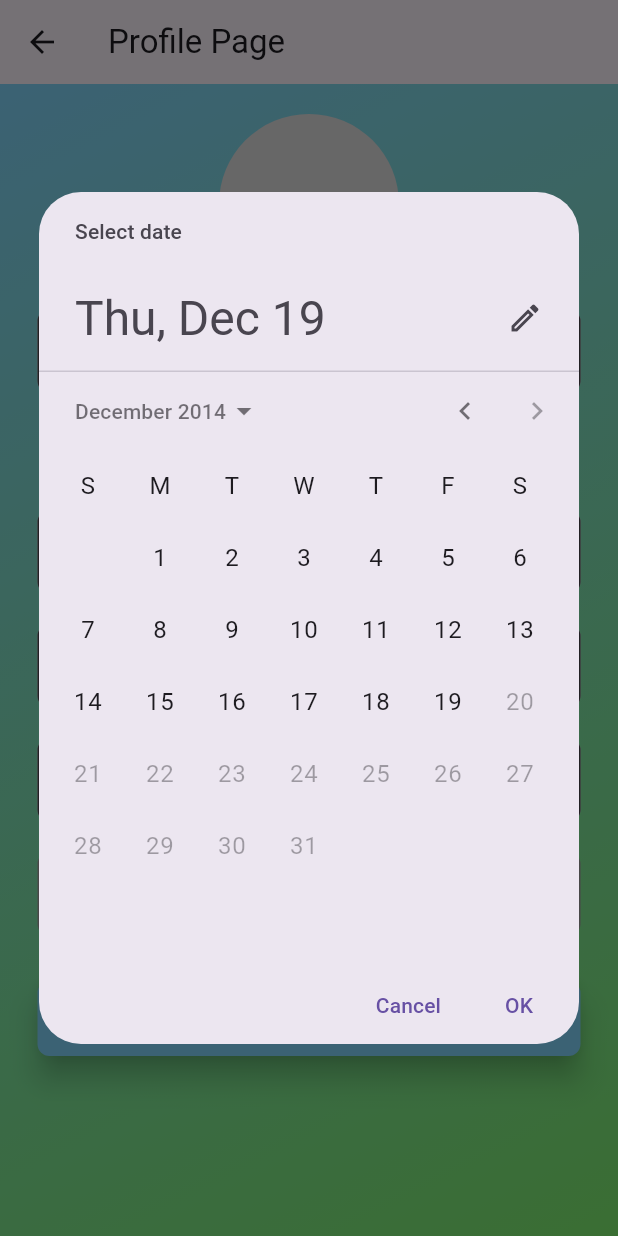
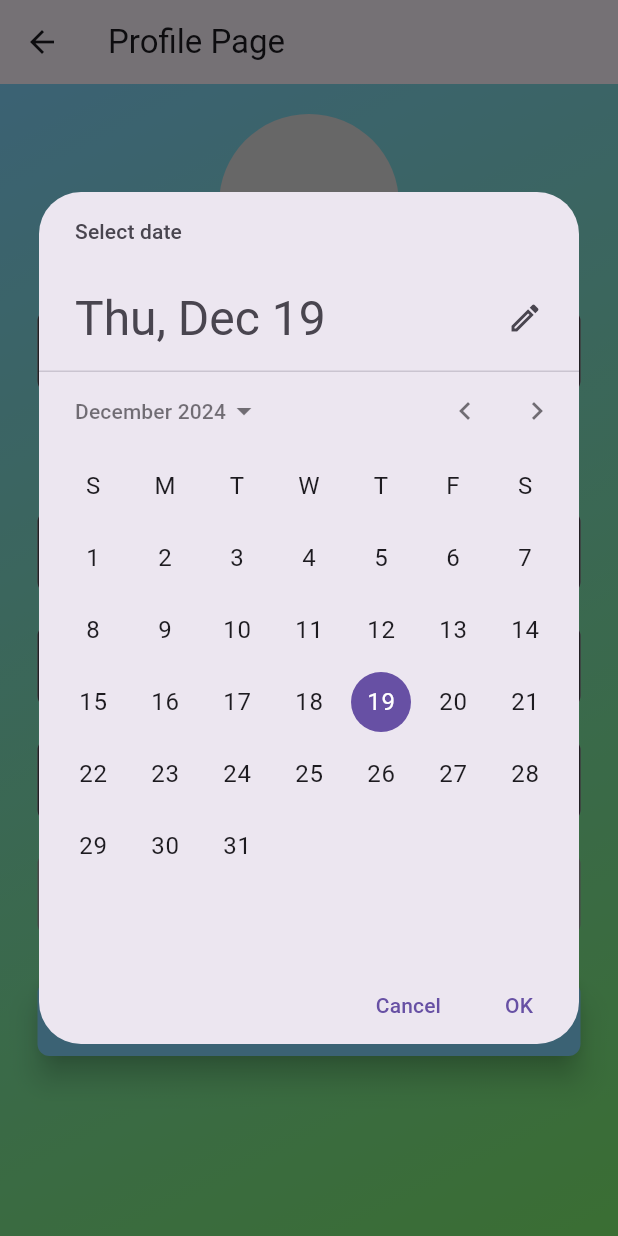
Before and after one commit to msaririzki/uangku, a Flutter app: the ProfilePage screen opened directly, after a tap on an icon or button, on a phone screen of 412 x 824 dp. Run offline on Flutter 3.47's test engine with Material 3 defaults, Android fonts, the phone set to English and light mode, and no system bars; our stand-ins replace bloc, cloud_firestore, connectivity_plus, currency_text_input_formatter, firebase_auth, firebase_core and 7 more; accounts and stored records are empty.

Commit message:
fix halaman profill

```diff
--- /dev/null
+++ b/devtools_options.yaml
@@ -0,0 +1,3 @@
+description: This file stores settings for Dart & Flutter DevTools.
+documentation: https://docs.flutter.dev/tools/devtools/extensions#configure-extension-enablement-states
+extensions:
--- a/lib/widget/profile_Page.dart
+++ b/lib/widget/profile_Page.dart
@@ -69,20 +69,24 @@ class _ProfilePageState extends State<ProfilePage> {
     super.dispose();
   }
 
-  Future<void> _selectDate(BuildContext context) async {
-    final DateTime now = DateTime.now();
-    final DateTime tenYearsAgo = DateTime(now.year - 10, now.month, now.day);
-    final DateTime? picked = await showDatePicker(
+  Future<void> _testDialog(BuildContext context) async {
+    showDialog(
       context: context,
-      initialDate: _birthDate ?? DateTime.now(),
-      firstDate: DateTime(1900),
-      lastDate: tenYearsAgo,
+      builder: (BuildContext context) {
+        return AlertDialog(
+          title: Text("Test Dialog"),
+          content: Text("Ini adalah dialog uji coba."),
+          actions: [
+            TextButton(
+              onPressed: () {
+                Navigator.of(context).pop();
+              },
+              child: Text("Tutup"),
+            ),
+          ],
+        );
+      },
     );
-    if (picked != null && picked != _birthDate) {
-      setState(() {
-        _birthDate = picked;
-      });
-    }
   }
 
   Future<void> _pickImage() async {
@@ -119,6 +123,28 @@ class _ProfilePageState extends State<ProfilePage> {
       ScaffoldMessenger.of(context).showSnackBar(
         SnackBar(content: Text('Terjadi kesalahan: $e')),
       );
+    }
+  }
+
+  Future<void> _selectDate(BuildContext context) async {
+    print("Memanggil _selectDate"); // Log untuk memastikan fungsi dipanggil
+    final DateTime now = DateTime.now();
+    final DateTime firstDate = DateTime(2000); // Tanggal awal yang lebih sederhana
+    final DateTime lastDate = DateTime(2025); // Tanggal akhir yang lebih sederhana
+    final DateTime? picked = await showDatePicker(
+      context: context,
+      initialDate: _birthDate ?? now,
+      firstDate: firstDate,
+      lastDate: lastDate,
+    );
+
+    if (picked != null && picked != _birthDate) {
+      setState(() {
+        _birthDate = picked;
+      });
+      print("Tanggal yang dipilih: ${_birthDate}"); // Log untuk melihat tanggal yang dipilih
+    } else {
+      print("Tidak ada tanggal yang dipilih"); // Log jika tidak ada tanggal yang dipilih
     }
   }
 
@@ -250,7 +276,10 @@ class _ProfilePageState extends State<ProfilePage> {
               ),
               const SizedBox(height: 20),
               InkWell(
-                onTap: () => _selectDate(context),
+                onTap: () {
+                  print("Area pemilihan tanggal diketuk");
+                  _selectDate(context); // Pastikan ini dipanggil
+                },
                 child: Container(
                   padding:
                       const EdgeInsets.symmetric(horizontal: 10, vertical: 15),
```
